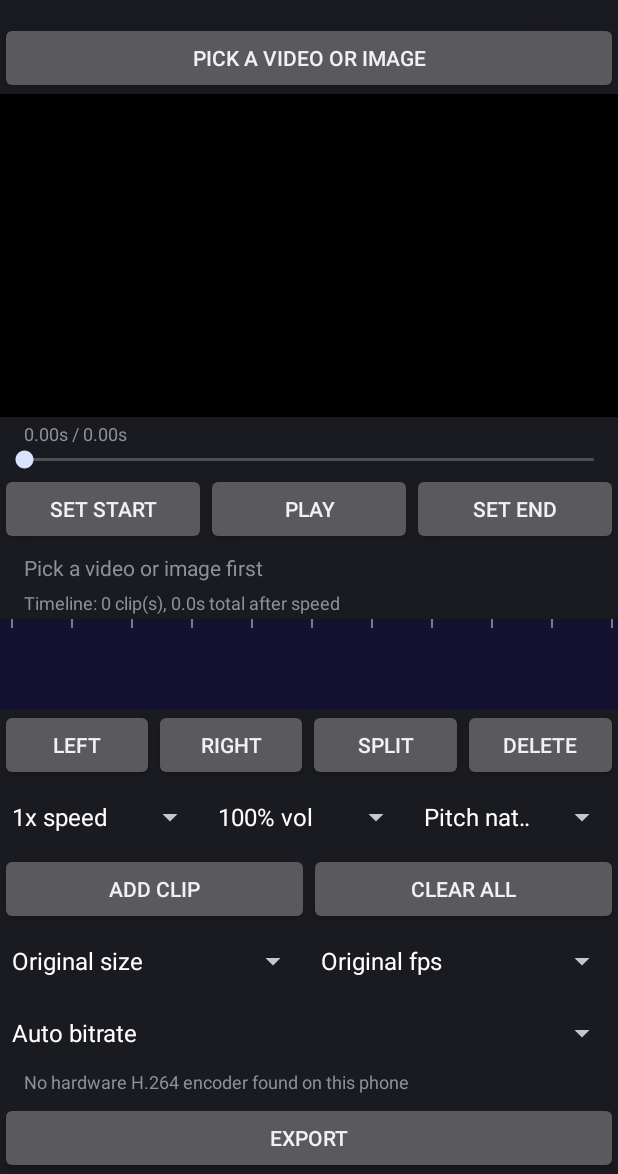
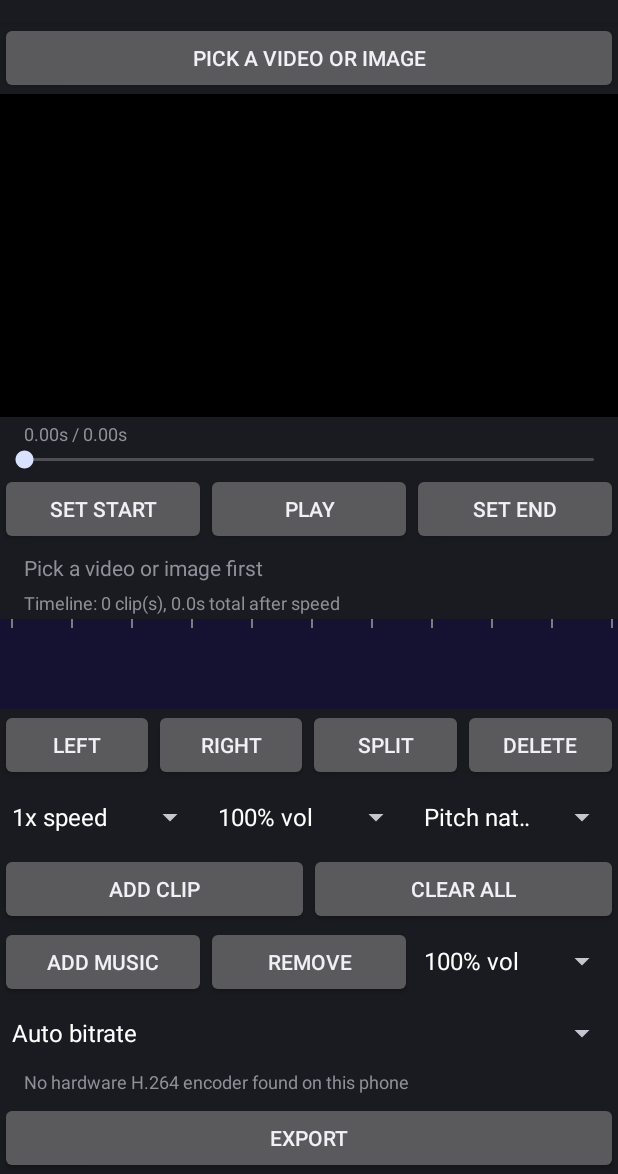
Before and after one commit to IsraelAjayi16/Easy-Flow, an Android app: the screen it shows after launch (MainActivity), on a phone screen of 412 x 824 dp, the part 62-1236 px from its top. Run offline under Robolectric (Android 15) with nearby library versions, the phone set to English and light mode, and no system bars; 4 statements that could not run were skipped.

Commit message:
Add music lane view and controls in MainActivity
Added MusicLaneView class for displaying music clips and integrated it into the MainActivity layout. Implemented functionality to add and remove music tracks.

```diff
--- a/app/src/main/java/com/easyflow/app/MainActivity.java
+++ b/app/src/main/java/com/easyflow/app/MainActivity.java
@@ -525,6 +525,63 @@ public class MainActivity extends Activity {
     }
     }
 
+    // ---------- Music lane under the timeline ----------
+  static class MusicLaneView extends View {
+    private final Paint barPaint = new Paint(Paint.ANTI_ALIAS_FLAG);
+    private final Paint textPaint = new Paint(Paint.ANTI_ALIAS_FLAG);
+    private final RectF bar = new RectF();
+    private final float d;
+    private final List<Clip> data = new ArrayList<>();
+    private String name = "";
+
+    MusicLaneView(Context c) {
+      super(c);
+      d = c.getResources().getDisplayMetrics().density;
+      setBackgroundColor(Color.parseColor("#141230"));
+      barPaint.setColor(Color.parseColor("#5E548E"));
+      textPaint.setColor(Color.WHITE);
+      textPaint.setTextSize(9f * d);
+      textPaint.setTypeface(Typeface.DEFAULT_BOLD);
+    }
+
+    void setData(List<Clip> clips, String musicName) {
+      data.clear();
+      data.addAll(clips);
+      name = musicName == null ? "" : musicName;
+      requestLayout();
+      invalidate();
+    }
+
+    private float clipsWidth() {
+      float total = 0;
+      for (Clip c : data) {
+        float sec = (c.durationMs() / c.speed) / 1000f;
+        total += Math.max(56f * d, sec * 40f * d) + 3f * d;
+      }
+      return total;
+    }
+
+    @Override
+    protected void onMeasure(int w, int h) {
+      float total = 24f * d + clipsWidth();
+      int minW = getResources().getDisplayMetrics().widthPixels;
+      int height = name.isEmpty() ? 0 : (int) (26f * d);
+      setMeasuredDimension((int) Math.max(total, minW), height);
+    }
+
+    @Override
+    protected void onDraw(Canvas canvas) {
+      if (name.isEmpty()) return;
+      float right = data.isEmpty() ? 8f * d + 140f * d : 8f * d + clipsWidth() - 3f * d;
+      bar.set(8f * d, 3f * d, right, getHeight() - 3f * d);
+      canvas.drawRoundRect(bar, 5f * d, 5f * d, barPaint);
+      canvas.save();
+      canvas.clipRect(bar);
+      canvas.drawText("Music: " + name, bar.left + 6f * d, bar.centerY() + 3.5f * d, textPaint);
+      canvas.restore();
+    }
+              }
+
   // ---------- Options ----------
   private static final int PICK = 1;
   private static final long IMAGE_MS = 3000;
@@ -572,6 +629,10 @@ public class MainActivity extends Activity {
   private FilmstripView timeline;
   private TextView timelineInfo;
   private int selectedClip = -1;
+  private Uri musicUri;
+  private String musicName = "";
+  private Spinner musicVolSpinner;
+  private MusicLaneView musicLane;
 
   private Transformer transformer;
   private File currentOut;
@@ -718,7 +779,12 @@ public class MainActivity extends Activity {
     });
     android.widget.HorizontalScrollView tlScroll = new android.widget.HorizontalScrollView(this);
     tlScroll.setHorizontalScrollBarEnabled(false);
-    tlScroll.addView(timeline);
+        LinearLayout tlColumn = new LinearLayout(this);
+    tlColumn.setOrientation(LinearLayout.VERTICAL);
+    tlColumn.addView(timeline);
+    musicLane = new MusicLaneView(this);
+    tlColumn.addView(musicLane);
+    tlScroll.addView(tlColumn);
     root.addView(tlScroll, wrap());
 
     LinearLayout tlRow = new LinearLayout(this);
@@ -776,7 +842,30 @@ public class MainActivity extends Activity {
     row2.addView(clear, half());
     root.addView(row2, wrap());
 
-    LinearLayout row3 = new LinearLayout(this);
+    Button addMusic = new Button(this);
+    addMusic.setText("Add music");
+    Button removeMusic = new Button(this);
+    removeMusic.setText("Remove");
+    musicVolSpinner = makeSpinner(VOLUME_LABELS);
+    musicVolSpinner.setSelection(3);
+    LinearLayout rowM = new LinearLayout(this);
+    rowM.setOrientation(LinearLayout.HORIZONTAL);
+    rowM.addView(addMusic, half());
+    rowM.addView(removeMusic, half());
+    rowM.addView(musicVolSpinner, half());
+    root.addView(rowM, wrap());
+    addMusic.setOnClickListener(v -> {
+      Intent mi = new Intent(Intent.ACTION_OPEN_DOCUMENT);
+      mi.addCategory(Intent.CATEGORY_OPENABLE);
+      mi.setType("audio/*");
+      startActivityForResult(mi, 2);
+    });
+    removeMusic.setOnClickListener(v -> {
+      musicUri = null;
+      musicName = "";
+      refreshTimeline();
+      status.setText("Music removed.");
+    });
     row3.setOrientation(LinearLayout.HORIZONTAL);
     quality = makeSpinner(QUALITY_LABELS);
     fpsSpinner = makeSpinner(FPS_LABELS);
```
